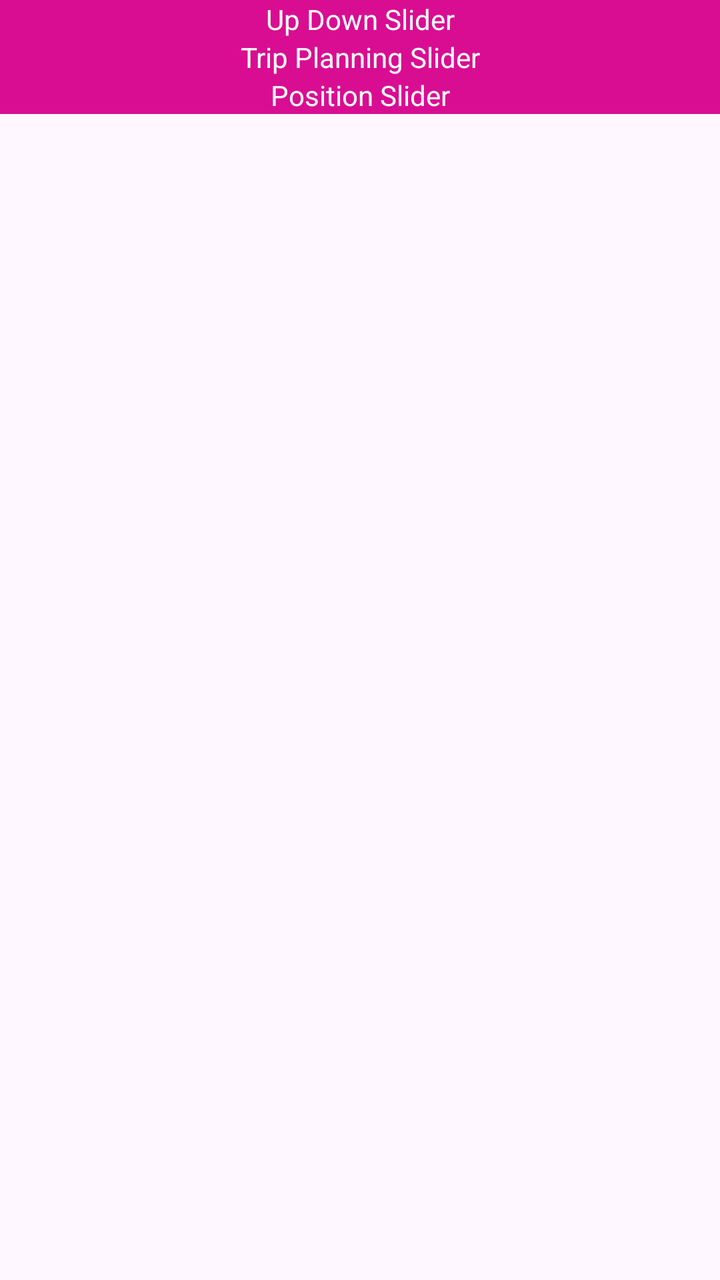
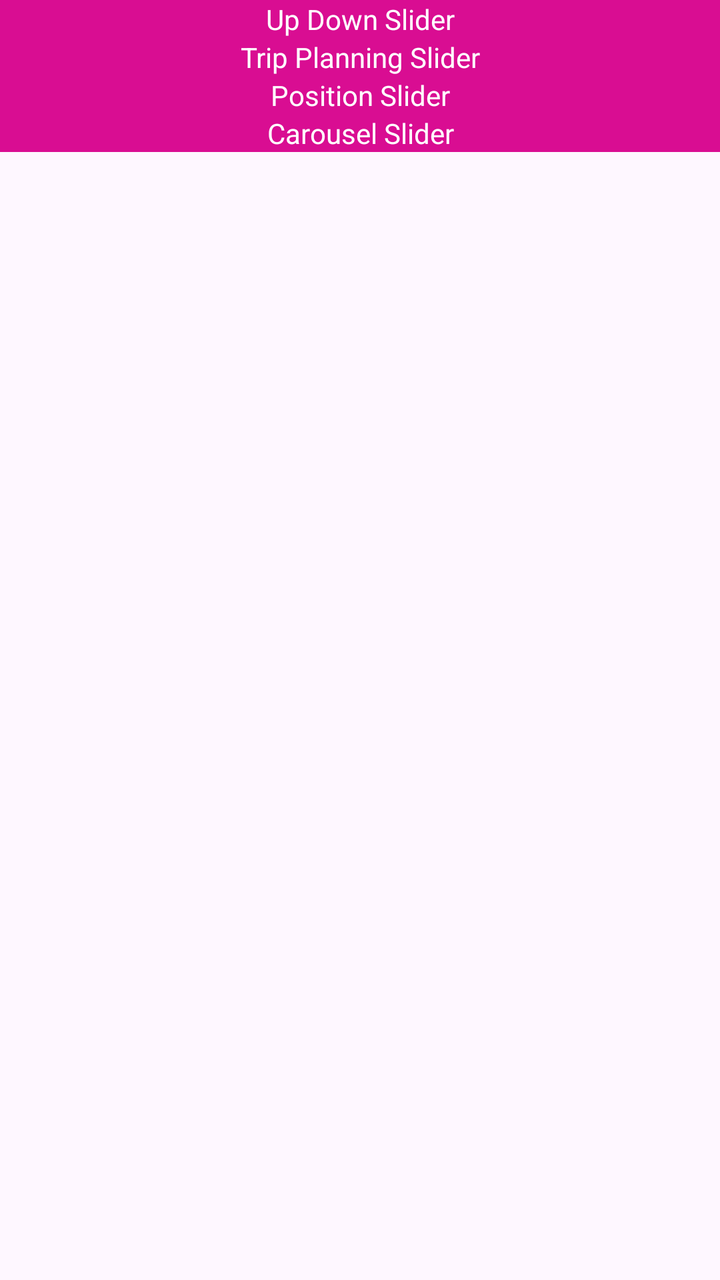

Two renders of the same Android screen: before a commit and after it. Below are the layout's source before the change and the commit's diff.
<!-- AndroidManifest.xml: application theme Theme.Slider -->
<!-- res/layout/activity_main.xml -->
<?xml version="1.0" encoding="utf-8"?>
<androidx.appcompat.widget.LinearLayoutCompat xmlns:android="http://schemas.android.com/apk/res/android"
    xmlns:app="http://schemas.android.com/apk/res-auto"
    xmlns:tools="http://schemas.android.com/tools"
    android:id="@+id/main"
    android:orientation="vertical"
    android:layout_width="match_parent"
    android:layout_height="match_parent"
    tools:context=".MainActivity"
    android:padding="@dimen/_20sdp">

        <androidx.appcompat.widget.AppCompatTextView
            android:id="@+id/btnUpDownSlider"
            android:layout_width="match_parent"
            android:layout_height="wrap_content"
            android:text="Up Down Slider"
            android:textColor="@color/colorWhite"
            android:gravity="center"
            android:paddingVertical="@dimen/_10sdp"
            android:background="@drawable/dr_button_primary_bg_10"/>

        <androidx.appcompat.widget.AppCompatTextView
            android:id="@+id/btnTripPlanning"
            android:layout_width="match_parent"
            android:layout_height="wrap_content"
            android:text="Trip Planning Slider"
            android:textColor="@color/colorWhite"
            android:gravity="center"
            android:layout_marginTop="@dimen/_10sdp"
            android:paddingVertical="@dimen/_10sdp"
            android:background="@drawable/dr_button_primary_bg_10"/>

    <androidx.appcompat.widget.AppCompatTextView
            android:id="@+id/btnPosition"
            android:layout_width="match_parent"
            android:layout_height="wrap_content"
            android:text="Position Slider"
            android:textColor="@color/colorWhite"
            android:gravity="center"
            android:layout_marginTop="@dimen/_10sdp"
            android:paddingVertical="@dimen/_10sdp"
            android:background="@drawable/dr_button_primary_bg_10"/>

</androidx.appcompat.widget.LinearLayoutCompat>
<!-- resources referenced by this layout -->
<resources>
  <color name="colorWhite">#FFFFFF</color>
  <!-- drawable dr_button_primary_bg_10 (drawable) -->
  <shape xmlns:android="http://schemas.android.com/apk/res/android">
  
      <corners android:radius="@dimen/_10sdp" />
      <solid android:color="@color/colorSecondary" />
  </shape>
  <style name="Theme.Slider" parent="Base.Theme.Slider" />
  <color name="colorSecondary">#D90D92</color>
  <style name="Base.Theme.Slider" parent="Theme.Material3.DayNight.NoActionBar">
          
          
      </style>
</resources>

<!-- the commit's change to res/layout/activity_main.xml (unified diff, before → after) -->
@@ -41,4 +41,15 @@
             android:paddingVertical="@dimen/_10sdp"
             android:background="@drawable/dr_button_primary_bg_10"/>
 
+    <androidx.appcompat.widget.AppCompatTextView
+            android:id="@+id/btnCarousel"
+            android:layout_width="match_parent"
+            android:layout_height="wrap_content"
+            android:text="Carousel Slider"
+            android:textColor="@color/colorWhite"
+            android:gravity="center"
+            android:layout_marginTop="@dimen/_10sdp"
+            android:paddingVertical="@dimen/_10sdp"
+            android:background="@drawable/dr_button_primary_bg_10"/>
+
 </androidx.appcompat.widget.LinearLayoutCompat>
